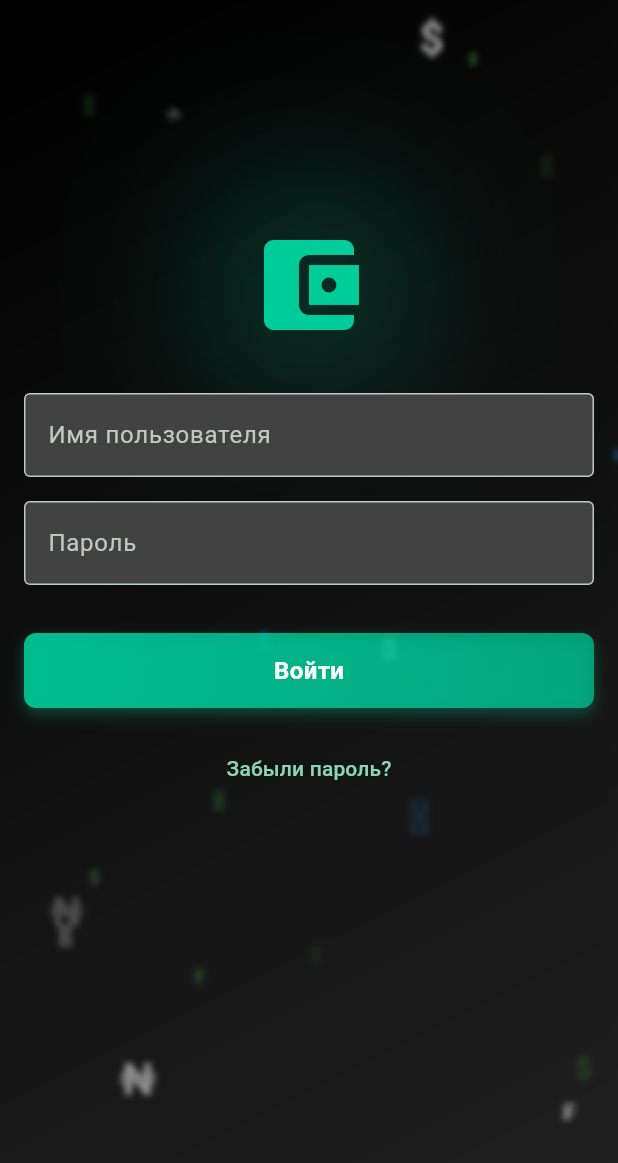
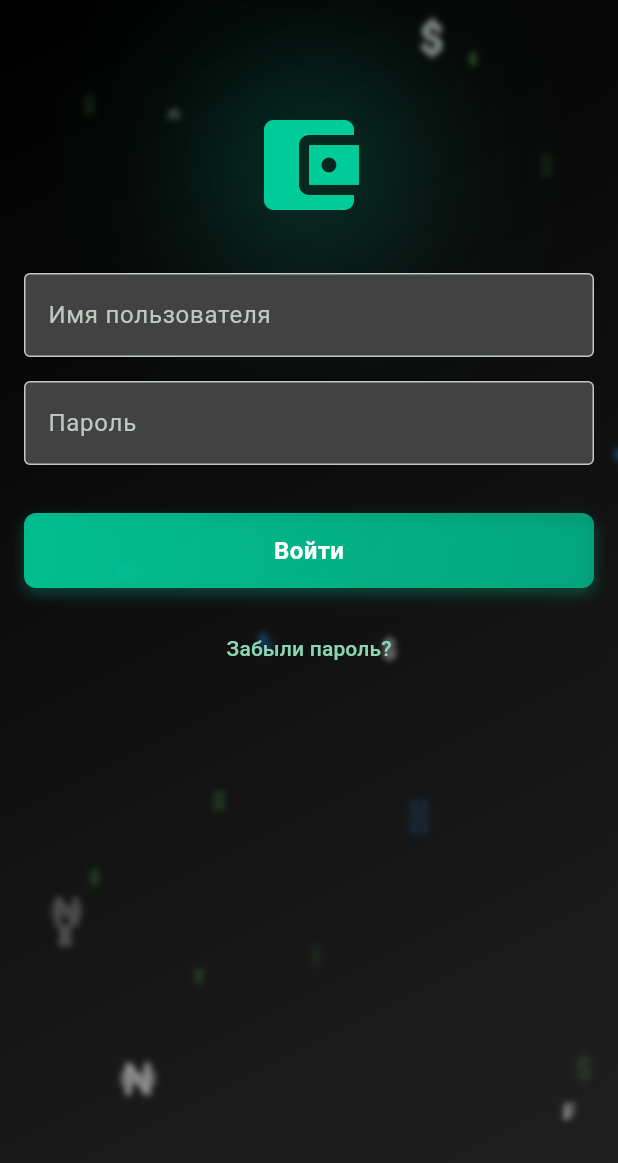
Before and after one commit to Wizqqr/ExchangeBack, a Flutter app: the screen it shows after launch, on a phone screen of 412 x 824 dp. Shown: the top 1163 px of the screen. Run offline on Flutter 3.47's test engine with Material 3 defaults, Android fonts, the phone set to English and light mode, and no system bars; our stand-ins replace flutter_secure_storage, open_file, pdf; accounts and stored records are empty.

Commit message:
have done

```diff
--- a/front/lib/screens/currencies/currencies_screen.dart
+++ b/front/lib/screens/currencies/currencies_screen.dart
@@ -434,11 +434,6 @@ class _CurrenciesScreenState extends State<CurrenciesScreen> with SingleTickerPr
   @override
   Widget build(BuildContext context) {
     return Scaffold(
-      appBar: AppBar(
-        title: const Text('Валюты'),
-        backgroundColor: Colors.transparent,
-        elevation: 0,
-      ),
       extendBodyBehindAppBar: true,
       body: AnimatedBackground(
         child: SafeArea(
--- a/front/lib/screens/login/login_screen.dart
+++ b/front/lib/screens/login/login_screen.dart
@@ -5,7 +5,7 @@ import 'package:flutter/cupertino.dart';
 import '../../components/buttons/custom_button.dart';
 import '../../services/api_service.dart';
 import '../../models/user.dart';
-import '../../logo/custom_logo.dart'; // Import the custom logo widget
+import '../../logo/custom_logo.dart';
 
 class LoginScreen extends StatefulWidget {
   const LoginScreen({super.key});
@@ -115,7 +115,7 @@ class _LoginScreenState extends State<LoginScreen> {
     return CupertinoAlertDialog(
       title: const Text('Восстановление пароля'),
       content: Padding(
-        padding: const EdgeInsets.only(top: 16.0), // Add padding from the title
+        padding: const EdgeInsets.only(top: 16.0),
         child: CupertinoTextField(
           controller: emailController,
           style: const TextStyle(color: Colors.white),
@@ -335,23 +335,32 @@ class _LoginScreenState extends State<LoginScreen> {
   @override
   Widget build(BuildContext context) {
     return Scaffold(
-      // Убираем AppBar
+      // Включаем параметр для корректного обработки клавиатуры
+      resizeToAvoidBottomInset: true,
       body: AnimatedBackground(
         child: Stack(
           children: [
-            SafeArea( // Добавляем SafeArea
+            SafeArea(
+              child: LayoutBuilder(
+                builder: (context, constraints) {
+                  return SingleChildScrollView(
+                    // Позволяем прокручивать контент при любой ориентации
+                    physics: const AlwaysScrollableScrollPhysics(),
+                    child: ConstrainedBox(
+                      constraints: BoxConstraints(
+                        // Устанавливаем минимальную высоту равной высоте экрана
+                        minHeight: constraints.maxHeight,
+                      ),
+                      child: IntrinsicHeight(
                         child: Padding(
-                padding: const EdgeInsets.only(
-                  left: 16.0,
-                  right: 16.0,
-                  bottom: 16.0,
-                  top: 100.0, // Добавляем больший отступ сверху
+                          padding: const EdgeInsets.symmetric(
+                            horizontal: 16.0,
+                            vertical: 20.0,
                           ),
                           child: Column(
-                  mainAxisAlignment: MainAxisAlignment.start, // Change from center to start
                             children: [
-                    const SizedBox(height: 50.0), // Add some space at the top
-                    const CustomLogo(), // Use the custom logo widget
+                              const SizedBox(height: 50.0),
+                              const CustomLogo(),
                               const SizedBox(height: 32.0),
                               _buildUsernameField(),
                               const SizedBox(height: 16.0),
@@ -394,8 +403,15 @@ class _LoginScreenState extends State<LoginScreen> {
                                 },
                                 child: const Text('Забыли пароль?'),
                               ),
+                              // Добавляем дополнительное пространство для возможности скролла
+                              SizedBox(height: MediaQuery.of(context).viewInsets.bottom)
                             ],
                           ),
+                        ),
+                      ),
+                    ),
+                  );
+                },
               ),
             ),
             if (_isLoading)
```
Also changed, not shown: front/lib/screens/events/events_screen.dart (+0 -11 lines), front/lib/screens/main_tab_screen.dart (+22 -1 lines), 126 other files. Lines whose indentation alone changed are shown as unchanged.
